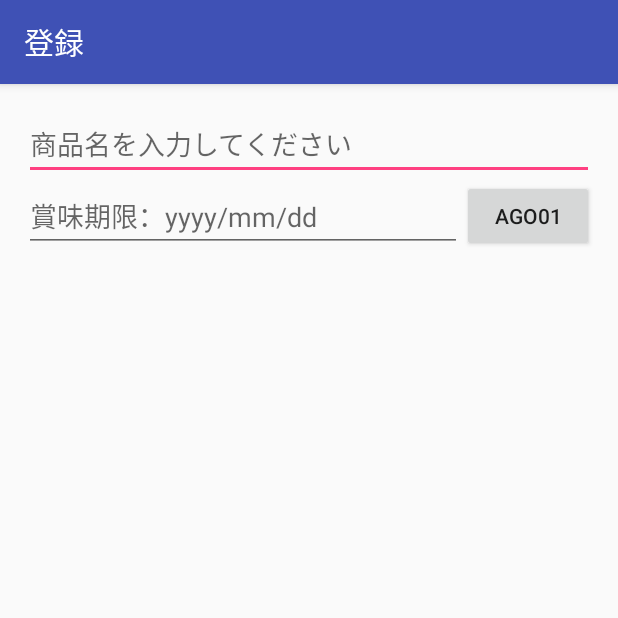
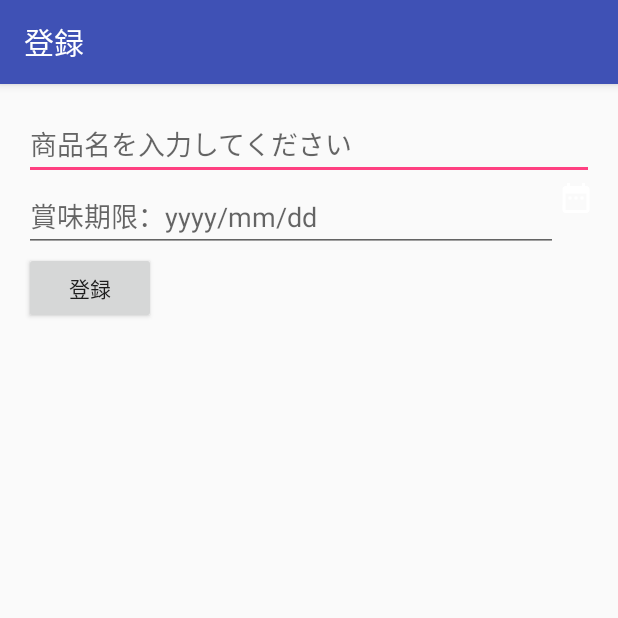
Before and after one commit to TeamNumazu/AGO01, an Android app: the ItemRegisterActivity screen opened directly, with no data from a screen before it, on a phone screen of 412 x 824 dp, the top half of it. Run offline under Robolectric (Android 15) with nearby library versions, the light colour scheme and no system bars.

Commit message:
カレンダーボタン修正

```diff
--- /dev/null
+++ b/src/app/src/main/res/drawable/ic_date_range_black_24dp.xml
@@ -0,0 +1,9 @@
+<vector xmlns:android="http://schemas.android.com/apk/res/android"
+        android:width="24dp"
+        android:height="24dp"
+        android:viewportWidth="24.0"
+        android:viewportHeight="24.0">
+    <path
+        android:fillColor="#FFFFFFFF"
+        android:pathData="M9,11L7,11v2h2v-2zM13,11h-2v2h2v-2zM17,11h-2v2h2v-2zM19,4h-1L18,2h-2v2L8,4L8,2L6,2v2L5,4c-1.11,0 -1.99,0.9 -1.99,2L3,20c0,1.1 0.89,2 2,2h14c1.1,0 2,-0.9 2,-2L21,6c0,-1.1 -0.9,-2 -2,-2zM19,20L5,20L5,9h14v11z"/>
+</vector>
--- a/src/app/src/main/res/layout/content_item_register.xml
+++ b/src/app/src/main/res/layout/content_item_register.xml
@@ -49,4 +49,16 @@
             />
     </LinearLayout>
 
+    <LinearLayout
+        android:layout_width="match_parent"
+        android:layout_height="wrap_content">
+        <Button
+            android:id="@+id/register"
+            android:text="登録"
+            android:layout_width="wrap_content"
+            android:layout_height="wrap_content"
+            />
+
+    </LinearLayout>
+
 </LinearLayout>
--- a/src/app/src/main/res/layout/fragment_date_picker.xml
+++ b/src/app/src/main/res/layout/fragment_date_picker.xml
@@ -1,4 +1,5 @@
 <FrameLayout xmlns:android="http://schemas.android.com/apk/res/android"
+    xmlns:app="http://schemas.android.com/apk/res-auto"
     xmlns:tools="http://schemas.android.com/tools"
     android:layout_width="match_parent"
     android:layout_height="match_parent"
@@ -14,11 +15,20 @@
         <!--android:layout_alignParentStart="true"-->
         <!--android:onClick="showDatePickerDialog"-->
         <!--android:id="@+id/editText4" />-->
-    <Button
+
+    <ImageView
+        android:id="@+id/imageView2"
         android:layout_width="wrap_content"
         android:layout_height="wrap_content"
-        android:text="@string/app_name"
-        android:onClick="showTimePickerDialog" />
+        android:onClick="showTimePickerDialog"
+        app:srcCompat="@drawable/ic_date_range_black_24dp" />
+
+    <!--<Button-->
+        <!--android:id="@+id/button"-->
+        <!--android:layout_width="wrap_content"-->
+        <!--android:layout_height="wrap_content"-->
+        <!--android:onClick="showTimePickerDialog"-->
+        <!--android:text="@string/app_name" />-->
 
     <!--<android.support.design.widget.FloatingActionButton-->
         <!--android:id="@+id/dateIcon"-->
```
